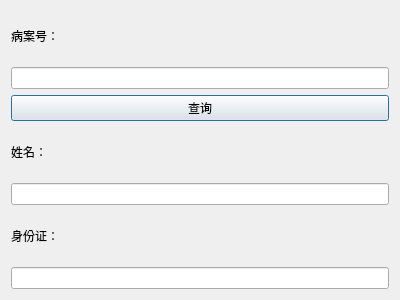
This is b_cxsfz.ui in mxdmly/GlassMars as Qt 5 draws it before an edit. The edited form follows.
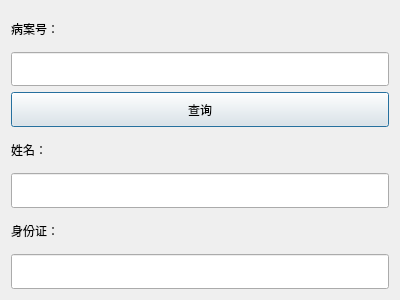
This is the edited form.

What changed in the file:
```diff
--- a/b_cxsfz.ui
+++ b/b_cxsfz.ui
@@ -15,7 +15,14 @@
   </property>
   <layout class="QGridLayout" name="gridLayout_2">
    <item row="7" column="0">
-    <widget class="QLineEdit" name="lineEdit_3"/>
+    <widget class="QLineEdit" name="lineEdit_3">
+     <property name="sizePolicy">
+      <sizepolicy hsizetype="Expanding" vsizetype="Minimum">
+       <horstretch>0</horstretch>
+       <verstretch>0</verstretch>
+      </sizepolicy>
+     </property>
+    </widget>
    </item>
    <item row="6" column="0">
     <widget class="QLabel" name="label_3">
@@ -40,16 +47,36 @@
    </item>
    <item row="2" column="0">
     <widget class="QPushButton" name="pushButton">
+     <property name="sizePolicy">
+      <sizepolicy hsizetype="Minimum" vsizetype="Minimum">
+       <horstretch>0</horstretch>
+       <verstretch>0</verstretch>
+      </sizepolicy>
+     </property>
      <property name="text">
       <string>查询</string>
      </property>
     </widget>
    </item>
    <item row="1" column="0">
-    <widget class="QLineEdit" name="lineEdit"/>
+    <widget class="QLineEdit" name="lineEdit">
+     <property name="sizePolicy">
+      <sizepolicy hsizetype="Expanding" vsizetype="Minimum">
+       <horstretch>0</horstretch>
+       <verstretch>0</verstretch>
+      </sizepolicy>
+     </property>
+    </widget>
    </item>
    <item row="5" column="0">
-    <widget class="QLineEdit" name="lineEdit_2"/>
+    <widget class="QLineEdit" name="lineEdit_2">
+     <property name="sizePolicy">
+      <sizepolicy hsizetype="Expanding" vsizetype="Minimum">
+       <horstretch>0</horstretch>
+       <verstretch>0</verstretch>
+      </sizepolicy>
+     </property>
+    </widget>
    </item>
   </layout>
  </widget>
```
